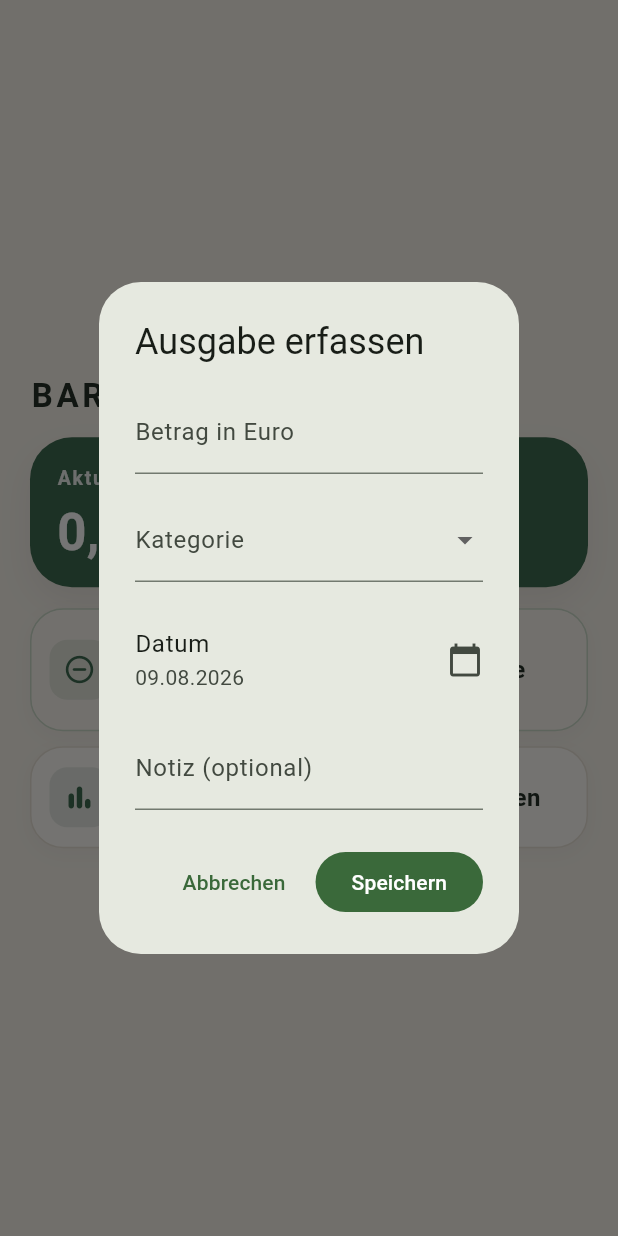
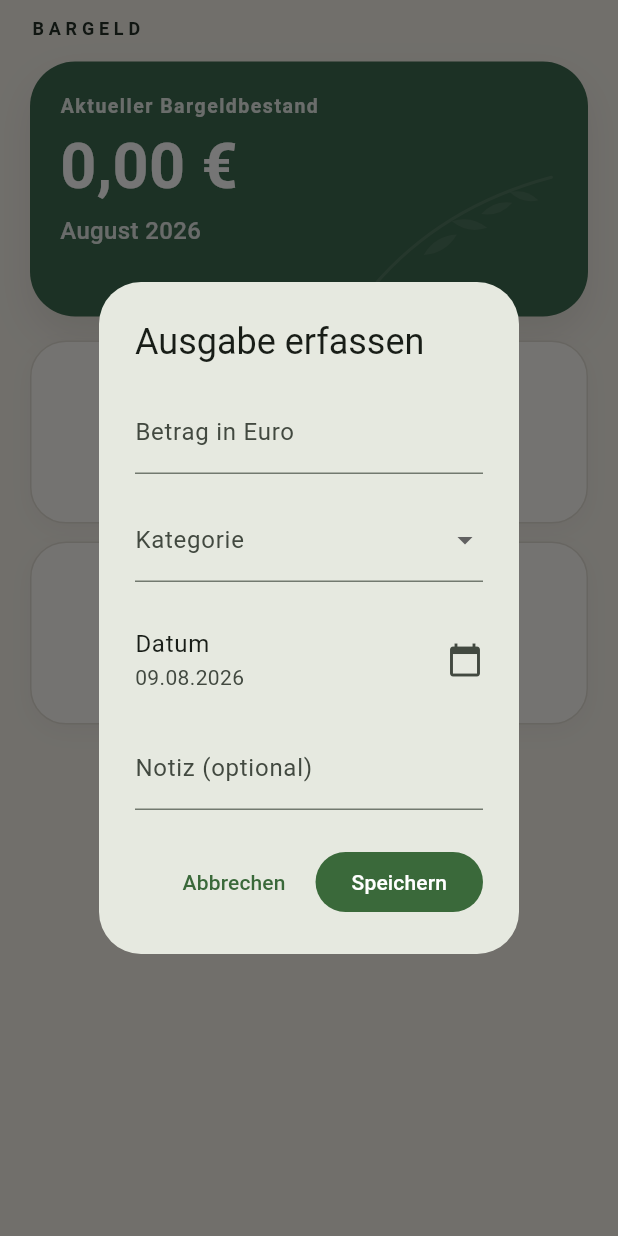
Before and after one commit to bloew-jpg/bargeld, a Flutter app: the screen it shows after launch, after a tap on "Ausgabe", on a phone screen of 412 x 824 dp. Run offline on Flutter 3.47's test engine with Material 3 defaults, Android fonts, the phone set to English and light mode, and no system bars; our stand-ins replace shared_preferences; missing offline and left inert: dart:html.

Commit message:
Match home screen to design reference

```diff
--- a/lib/main.dart
+++ b/lib/main.dart
@@ -200,7 +200,9 @@ class _HomePageState extends State<HomePage> {
   }
 
   Color get _balanceColor {
-    return _bargeldbestand >= 0 ? const Color(0xFF3E6A50) : Colors.red;
+    return _bargeldbestand >= 0
+        ? const Color(0xFF3E6A50)
+      : Colors.red;
   }
 
   String euro(double wert) {
@@ -225,6 +227,10 @@ class _HomePageState extends State<HomePage> {
     return months[DateTime.now().month - 1];
   }
 
+  String get _currentMonthYear {
+    return '$_currentMonthName ${DateTime.now().year}';
+  }
+
   Future<void> bargeldErhalten() async {
     final betragController = TextEditingController();
     final notizController = TextEditingController();
@@ -731,76 +737,55 @@ class _HomePageState extends State<HomePage> {
         child: Center(
           child: ConstrainedBox(
             constraints: const BoxConstraints(maxWidth: 430),
-            child: Padding(
+            child: LayoutBuilder(
+              builder: (context, constraints) {
+                const topBottomPadding = 30.0;
+                const headerHeight = 26.0;
+                const headerToCardSpacing = 14.0;
+                const cardToGridSpacing = 16.0;
+                const interRowSpacing = 12.0;
+                const balanceCardHeight = 170.0;
+
+                final availableForGrid = constraints.maxHeight -
+                    (topBottomPadding +
+                        headerHeight +
+                        headerToCardSpacing +
+                        balanceCardHeight +
+                        cardToGridSpacing +
+                        interRowSpacing);
+                final actionCardHeight =
+                    ((availableForGrid / 2).clamp(96.0, 122.0) as num)
+                        .toDouble();
+
+                return Padding(
                   padding: const EdgeInsets.fromLTRB(20, 10, 20, 20),
                   child: Column(
-                mainAxisSize: MainAxisSize.min,
+                    crossAxisAlignment: CrossAxisAlignment.stretch,
                     children: [
                       Align(
                         alignment: Alignment.centerLeft,
-                    child: Text(
+                        child: const Text(
                           'BARGELD',
                           style: TextStyle(
-                        fontSize: 22,
-                        letterSpacing: 2.4,
-                        fontWeight: FontWeight.w600,
-                        color: const Color(0xFF243128),
-                      ),
-                    ),
-                  ),
-                  const SizedBox(height: 12),
-                  Container(
-                    key: const Key('balance-card'),
-                    width: double.infinity,
-                    padding: const EdgeInsets.symmetric(
-                      vertical: 18,
-                      horizontal: 18,
-                    ),
-                    decoration: BoxDecoration(
-                      color: _balanceColor,
-                      borderRadius: BorderRadius.circular(28),
-                      boxShadow: [
-                        BoxShadow(
-                          color: Colors.black.withOpacity(0.06),
-                          blurRadius: 18,
-                          offset: const Offset(0, 10),
-                        ),
-                      ],
-                    ),
-                    child: Column(
-                      crossAxisAlignment: CrossAxisAlignment.start,
-                      children: [
-                        Text(
-                          'Aktueller Bargeldbestand',
-                          style: TextStyle(
-                            fontSize: 13,
-                            letterSpacing: 1.1,
-                            fontWeight: FontWeight.w600,
-                            color: Colors.white.withOpacity(0.9),
-                          ),
-                        ),
-                        const SizedBox(height: 8),
-                        Text(
-                          euro(_bargeldbestand),
-                          style: const TextStyle(
-                            color: Colors.white,
-                            fontSize: 34,
+                            fontSize: 12,
+                            letterSpacing: 3.2,
                             fontWeight: FontWeight.w700,
-                            height: 1.1,
-                          ),
-                        ),
-                      ],
+                            color: Color(0xFF243128),
+                          ),
                         ),
                       ),
                       const SizedBox(height: 14),
-                  Row(
+                      _buildBalanceCard(),
+                      const SizedBox(height: 16),
+                      SizedBox(
+                        height: actionCardHeight,
+                        child: Row(
                           children: [
                             Expanded(
                               child: _actionButton(
                                 icon: Icons.remove_circle_outline_rounded,
                                 label: 'Ausgabe',
                                 onPressed: ausgabeErfassen,
-                          isPrimary: true,
                               ),
                             ),
                             const SizedBox(width: 12),
@@ -809,13 +794,15 @@ class _HomePageState extends State<HomePage> {
                                 icon: Icons.add_circle_outline_rounded,
                                 label: 'Einnahme',
                                 onPressed: bargeldErhalten,
-                          isPrimary: true,
-                        ),
-                      ),
-                    ],
-                  ),
-                  const SizedBox(height: 10),
-                  Row(
+                              ),
+                            ),
+                          ],
+                        ),
+                      ),
+                      const SizedBox(height: 12),
+                      SizedBox(
+                        height: actionCardHeight,
+                        child: Row(
                           children: [
                             Expanded(
                               child: _actionButton(
@@ -831,7 +818,6 @@ class _HomePageState extends State<HomePage> {
                                     ),
                                   );
                                 },
-                          isPrimary: false,
                               ),
                             ),
                             const SizedBox(width: 12),
@@ -853,16 +839,92 @@ class _HomePageState extends State<HomePage> {
                                     ),
                                   );
                                 },
-                          isPrimary: false,
-                        ),
-                      ),
-                    ],
-                  ),
-                ],
-              ),
-            ),
-          ),
-        ),
+                              ),
+                            ),
+                          ],
+                        ),
+                      ),
+                    ],
+                  ),
+                );
+              },
+            ),
+          ),
+        ),
+      ),
+    );
+  }
+
+  Widget _buildBalanceCard() {
+    return Container(
+      key: const Key('balance-card'),
+      width: double.infinity,
+      constraints: const BoxConstraints(minHeight: 170),
+      padding: const EdgeInsets.symmetric(vertical: 20, horizontal: 20),
+      decoration: BoxDecoration(
+        color: _balanceColor,
+        borderRadius: BorderRadius.circular(30),
+        boxShadow: [
+          BoxShadow(
+            color: Colors.black.withOpacity(0.08),
+            blurRadius: 22,
+            offset: const Offset(0, 12),
+          ),
+        ],
+      ),
+      child: Stack(
+        children: [
+          Positioned(
+            right: -6,
+            bottom: -10,
+            child: IgnorePointer(
+              child: Opacity(
+                opacity: 0.18,
+                child: CustomPaint(
+                  size: const Size(130, 90),
+                  painter: _BotanicalBranchPainter(),
+                ),
+              ),
+            ),
+          ),
+          Column(
+            crossAxisAlignment: CrossAxisAlignment.start,
+            children: [
+              Text(
+                'Aktueller Bargeldbestand',
+                style: TextStyle(
+                  fontSize: 13,
+                  letterSpacing: 1.0,
+                  fontWeight: FontWeight.w600,
+                  color: Colors.white.withOpacity(0.88),
+                ),
+              ),
+              const SizedBox(height: 10),
+              FittedBox(
+                fit: BoxFit.scaleDown,
+                alignment: Alignment.centerLeft,
+                child: Text(
+                  euro(_bargeldbestand),
+                  style: const TextStyle(
+                    color: Colors.white,
+                    fontSize: 42,
+                    fontWeight: FontWeight.w700,
+                    height: 1.0,
+                  ),
+                ),
+              ),
+              const SizedBox(height: 10),
+              Text(
+                _currentMonthYear,
+                style: TextStyle(
+                  color: Colors.white.withOpacity(0.86),
+                  fontSize: 16,
+                  fontWeight: FontWeight.w500,
+                ),
+              ),
+            ],
+          ),
+        ],
       ),
     );
   }
@@ -871,72 +933,115 @@ class _HomePageState extends State<HomePage> {
     required IconData icon,
     required String label,
     required VoidCallback onPressed,
-    required bool isPrimary,
   }) {
-    final backgroundColor = isPrimary
-        ? const Color(0xFFF9F5EE)
-        : const Color(0xFFFCFAF6);
-    final borderColor = isPrimary
-        ? const Color(0xFFCAD9C8)
-        : const Color(0xFFE7E1D6);
+    const backgroundColor = Color(0xFFFCFAF6);
+    const borderColor = Color(0xFFE1DDD3);
     final iconColor = const Color(0xFF3E6A50);
-    final textColor = const Color(0xFF243128);
+    const iconBackground = Color(0xFFE8EEE5);
 
     return Material(
       color: Colors.transparent,
       child: InkWell(
         onTap: onPressed,
-        borderRadius: BorderRadius.circular(22),
+        borderRadius: BorderRadius.circular(24),
         child: Container(
-          height: isPrimary ? 82 : 68,
-          padding: const EdgeInsets.symmetric(horizontal: 12, vertical: 12),
+          width: double.infinity,
+          height: double.infinity,
+          padding: const EdgeInsets.symmetric(horizontal: 14, vertical: 14),
           decoration: BoxDecoration(
             color: backgroundColor,
-            borderRadius: BorderRadius.circular(22),
+            borderRadius: BorderRadius.circular(24),
             border: Border.all(color: borderColor, width: 1),
             boxShadow: [
               BoxShadow(
-                color: Colors.black.withOpacity(0.03),
-                blurRadius: 10,
-                offset: const Offset(0, 4),
-              ),
-            ],
-          ),
-          child: Row(
+                color: Colors.black.withOpacity(0.035),
+                blurRadius: 12,
+                offset: const Offset(0, 5),
+              ),
+            ],
+          ),
+          child: Column(
+            mainAxisAlignment: MainAxisAlignment.center,
+            crossAxisAlignment: CrossAxisAlignment.center,
             children: [
               Container(
-                width: 40,
-                height: 40,
+                width: 52,
+                height: 52,
                 decoration: BoxDecoration(
-                  color: iconColor.withOpacity(0.12),
-                  borderRadius: BorderRadius.circular(12),
+                  color: iconBackground,
+                  borderRadius: BorderRadius.circular(16),
                 ),
                 child: Icon(
                   icon,
-                  size: 22,
+                  size: 28,
                   color: iconColor,
                 ),
               ),
-              const SizedBox(width: 12),
-              Expanded(
-                child: Text(
+              const SizedBox(height: 10),
+              Text(
                 label,
                 maxLines: 1,
                 overflow: TextOverflow.ellipsis,
                 softWrap: false,
+                textAlign: TextAlign.center,
                 style: const TextStyle(
                   fontSize: 16,
                   fontWeight: FontWeight.w600,
                   color: Color(0xFF243128),
                 ),
               ),
-              ),
-            ],
-          ),
-        ),
-      ),
-    );
-  }
+            ],
+          ),
+        ),
+      ),
+    );
+  }
+}
+
+class _BotanicalBranchPainter extends CustomPainter {
+  @override
+  void paint(Canvas canvas, Size size) {
+    final stemPaint = Paint()
+      ..color = const Color(0xFFFFFFFF).withOpacity(0.52)
+      ..style = PaintingStyle.stroke
+      ..strokeWidth = 2.0
+      ..strokeCap = StrokeCap.round;
+
+    final leafPaint = Paint()
+      ..color = const Color(0xFFFFFFFF).withOpacity(0.42)
+      ..style = PaintingStyle.fill;
+
+    final stem = Path()
+      ..moveTo(0, size.height * 0.9)
+      ..quadraticBezierTo(
+        size.width * 0.35,
+        size.height * 0.3,
+        size.width * 0.92,
+        size.height * 0.08,
+      );
+    canvas.drawPath(stem, stemPaint);
+
+    void drawLeaf(Offset center, double width, double height, double rotation) {
+      canvas.save();
+      canvas.translate(center.dx, center.dy);
+      canvas.rotate(rotation);
+      final leaf = Path()
+        ..moveTo(-width / 2, 0)
+        ..quadraticBezierTo(0, -height / 2, width / 2, 0)
+        ..quadraticBezierTo(0, height / 2, -width / 2, 0)
+        ..close();
+      canvas.drawPath(leaf, leafPaint);
+      canvas.restore();
+    }
+
+    drawLeaf(Offset(size.width * 0.35, size.height * 0.58), 26, 14, -0.55);
+    drawLeaf(Offset(size.width * 0.5, size.height * 0.43), 24, 13, 0.18);
+    drawLeaf(Offset(size.width * 0.64, size.height * 0.31), 22, 12, -0.35);
+    drawLeaf(Offset(size.width * 0.78, size.height * 0.22), 20, 11, 0.28);
+  }
+
+  @override
+  bool shouldRepaint(covariant CustomPainter oldDelegate) => false;
 }
 
 class TransactionsPage extends StatefulWidget {
```
Lines whose indentation alone changed are shown as unchanged.
